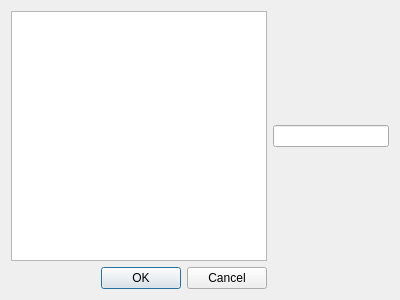
The window that SDILabelApp/classmanagement.ui (Nayphilim/SDI-Label-App) describes before a commit, drawn with Qt 5.
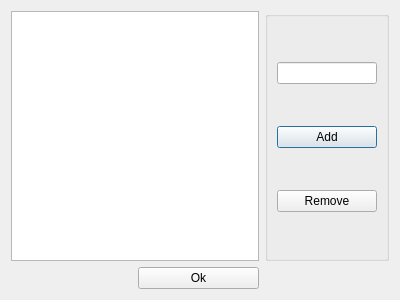
The same window after the commit.

Commit message:
class management system completed
class management fully implemented

Diff of the .ui file:
```diff
--- a/SDILabelApp/classmanagement.ui
+++ b/SDILabelApp/classmanagement.ui
@@ -14,21 +14,48 @@
    <string>Dialog</string>
   </property>
   <layout class="QGridLayout" name="gridLayout_5">
-   <item row="0" column="0">
-    <widget class="QListWidget" name="classList"/>
+   <item row="0" column="3" colspan="2">
+    <widget class="QGroupBox" name="editingOptions">
+     <property name="title">
+      <string/>
+     </property>
+     <layout class="QVBoxLayout" name="verticalLayout">
+      <item>
+       <widget class="QLineEdit" name="selectedClass"/>
+      </item>
+      <item>
+       <widget class="QPushButton" name="addButton">
+        <property name="text">
+         <string>Add</string>
+        </property>
+       </widget>
+      </item>
+      <item>
+       <widget class="QPushButton" name="removeButton">
+        <property name="text">
+         <string>Remove</string>
+        </property>
+       </widget>
+      </item>
+     </layout>
+    </widget>
    </item>
-   <item row="1" column="0">
-    <widget class="QDialogButtonBox" name="buttonBox">
-     <property name="orientation">
-      <enum>Qt::Horizontal</enum>
+   <item row="0" column="0" colspan="2">
+    <widget class="QListWidget" name="classList">
+     <property name="mouseTracking">
+      <bool>true</bool>
      </property>
-     <property name="standardButtons">
-      <set>QDialogButtonBox::Cancel|QDialogButtonBox::Ok</set>
+     <property name="sortingEnabled">
+      <bool>true</bool>
      </property>
     </widget>
    </item>
-   <item row="0" column="1">
-    <widget class="QLineEdit" name="selectedClass"/>
+   <item row="1" column="1">
+    <widget class="QPushButton" name="okButton">
+     <property name="text">
+      <string>Ok</string>
+     </property>
+    </widget>
    </item>
   </layout>
  </widget>
```
Left out of the diff: 32 changed lines with no effect on the pictures. The commit also changes 17 other files.
